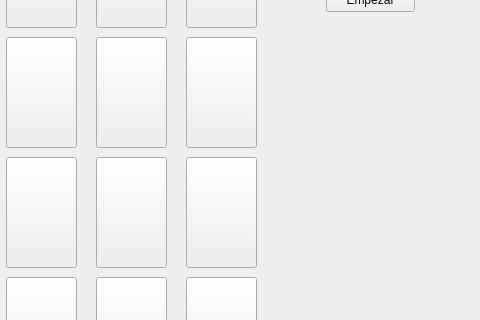
Old version of the form Interfaz/Cliente_Memoria/mainwindow.ui in the repository dylangf16/Proyecto-01-CE-2103; both pictures show x 694 to 1174 and y 413 to 733 of the 1174 by 940 pixel window.
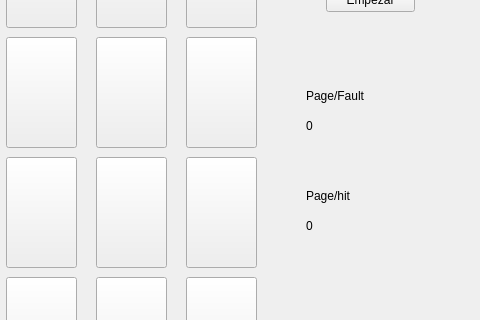
New version of the form. Icons and pictures are not drawn.

What changed in the file:
```diff
--- a/Interfaz/Cliente_Memoria/mainwindow.ui
+++ b/Interfaz/Cliente_Memoria/mainwindow.ui
@@ -1663,6 +1663,58 @@
      <string/>
     </property>
    </widget>
+   <widget class="QLabel" name="label_8">
+    <property name="geometry">
+     <rect>
+      <x>1000</x>
+      <y>500</y>
+      <width>111</width>
+      <height>17</height>
+     </rect>
+    </property>
+    <property name="text">
+     <string>Page/Fault</string>
+    </property>
+   </widget>
+   <widget class="QLabel" name="label_9">
+    <property name="geometry">
+     <rect>
+      <x>1000</x>
+      <y>600</y>
+      <width>111</width>
+      <height>17</height>
+     </rect>
+    </property>
+    <property name="text">
+     <string>Page/hit</string>
+    </property>
+   </widget>
+   <widget class="QLabel" name="Fault">
+    <property name="geometry">
+     <rect>
+      <x>1000</x>
+      <y>530</y>
+      <width>111</width>
+      <height>17</height>
+     </rect>
+    </property>
+    <property name="text">
+     <string>0</string>
+    </property>
+   </widget>
+   <widget class="QLabel" name="Hit">
+    <property name="geometry">
+     <rect>
+      <x>1000</x>
+      <y>630</y>
+      <width>111</width>
+      <height>17</height>
+     </rect>
+    </property>
+    <property name="text">
+     <string>0</string>
+    </property>
+   </widget>
    <zorder>pushButton_55</zorder>
    <zorder>label</zorder>
    <zorder>label_6</zorder>
```
Left out of the diff: 4 changed lines with no effect on the pictures.
